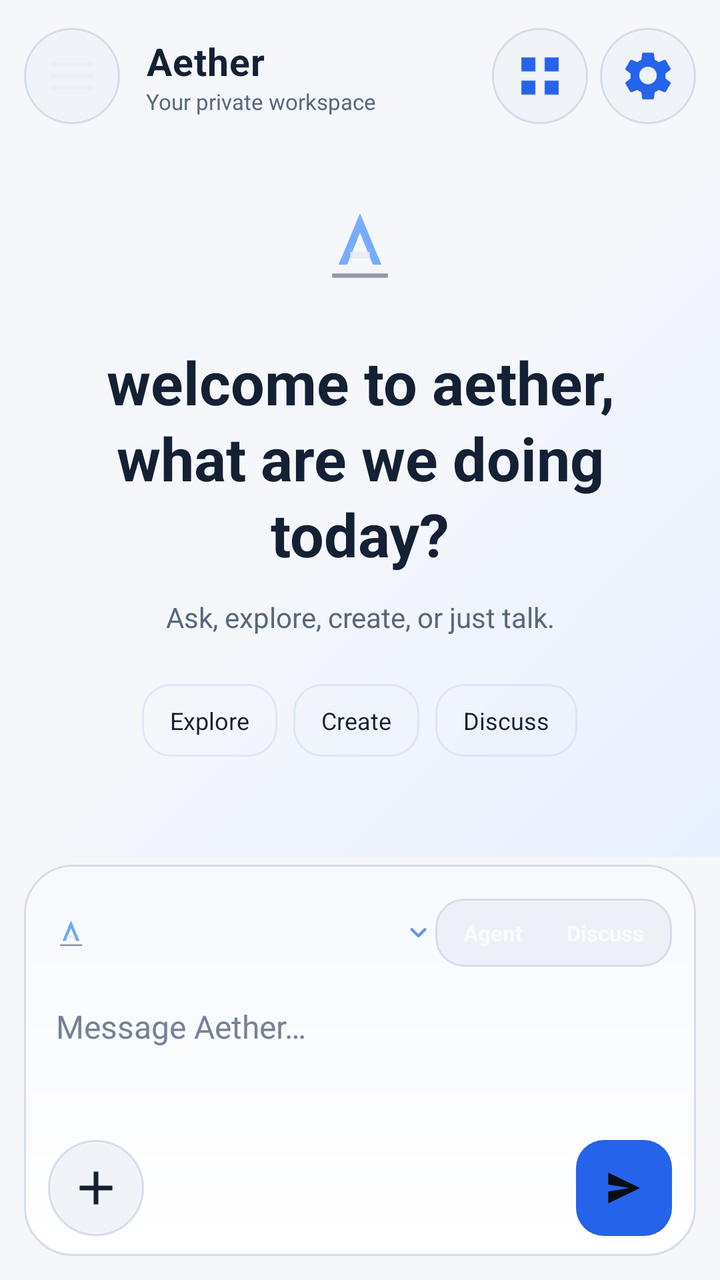
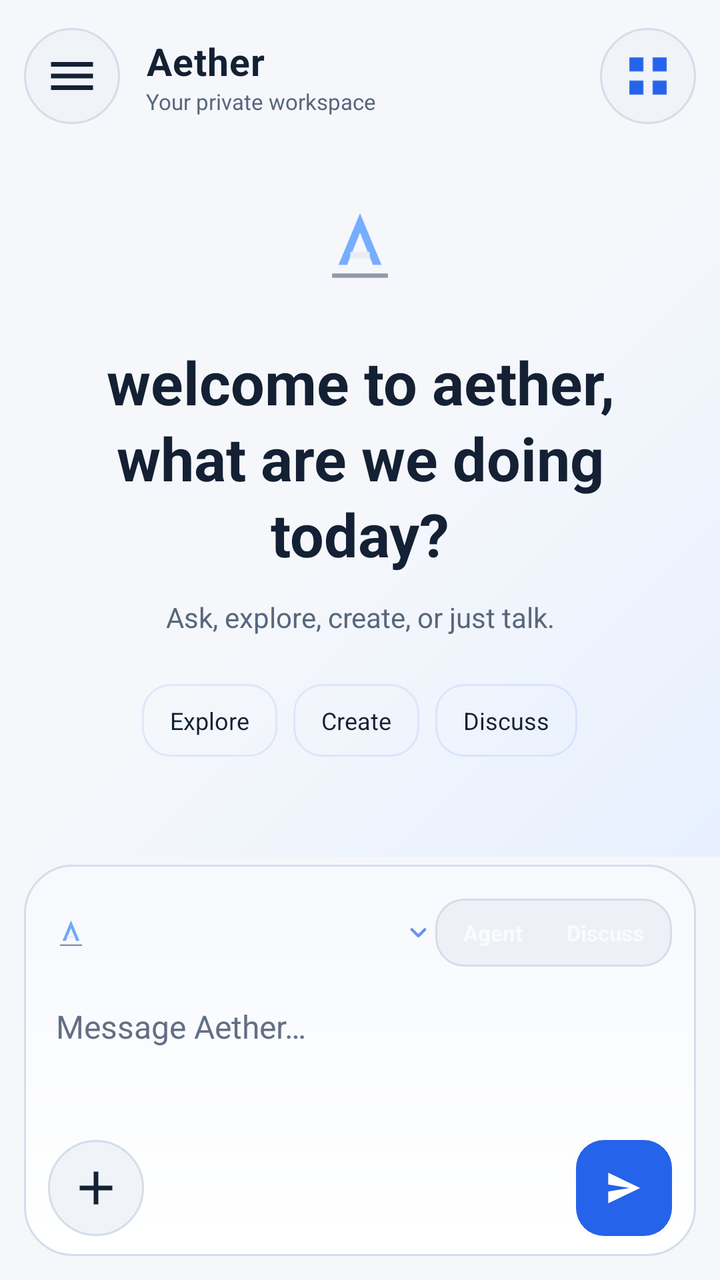

Compare the two renders of this Android layout. The source of the first and the diff that turns it into the second are given below.
<!-- AndroidManifest.xml: application theme Theme.Aether -->
<!-- res/layout/activity_chat.xml -->
<?xml version="1.0" encoding="utf-8"?>
<androidx.drawerlayout.widget.DrawerLayout
    xmlns:android="http://schemas.android.com/apk/res/android"
    android:id="@+id/drawer" android:layout_width="match_parent"
    android:layout_height="match_parent" android:background="@color/aether_bg">

    <LinearLayout android:layout_width="match_parent" android:layout_height="match_parent"
        android:orientation="vertical" android:background="@color/aether_bg">

        <LinearLayout android:layout_width="match_parent" android:layout_height="wrap_content"
            android:orientation="horizontal" android:gravity="center_vertical"
            android:paddingStart="12dp" android:paddingEnd="12dp"
            android:paddingTop="14dp" android:paddingBottom="9dp">
            <ImageView android:id="@+id/menu_btn" android:layout_width="48dp"
                android:layout_height="48dp" android:padding="10dp" android:src="@drawable/ic_menu"
                android:background="@drawable/bg_ghost_circle" android:contentDescription="Open recent chats" />
            <LinearLayout android:layout_width="0dp" android:layout_height="wrap_content"
                android:layout_weight="1" android:orientation="vertical" android:layout_marginStart="13dp">
                <TextView android:layout_width="wrap_content" android:layout_height="wrap_content"
                    android:text="Aether" android:textColor="@color/aether_fg" android:textSize="19sp"
                    android:textStyle="bold" android:letterSpacing="0.02" />
                <TextView android:id="@+id/header_sub" android:layout_width="wrap_content"
                    android:layout_height="wrap_content" android:text="Your private workspace"
                    android:textColor="@color/aether_muted" android:textSize="11sp"
                    android:maxLines="1" android:ellipsize="end" />
            </LinearLayout>
            <TextView android:id="@+id/engine_chip" android:layout_width="wrap_content"
                android:layout_height="wrap_content" android:textColor="@color/aether_muted"
                android:textSize="11sp" android:padding="6dp" android:maxLines="1" />
            <ImageView android:id="@+id/workspace_btn" android:layout_width="48dp"
                android:layout_height="48dp" android:padding="10dp" android:src="@drawable/ic_workspace"
                android:background="@drawable/bg_ghost_circle" android:contentDescription="Open workspace" />
            <ImageView android:id="@+id/settings_btn" android:layout_width="48dp"
                android:layout_height="48dp" android:layout_marginStart="6dp" android:padding="10dp"
                android:src="@drawable/ic_settings" android:background="@drawable/bg_ghost_circle"
                android:contentDescription="@string/settings" />
        </LinearLayout>

        <FrameLayout android:layout_width="match_parent" android:layout_height="0dp" android:layout_weight="1">
            <ScrollView android:id="@+id/chat_scroll" android:layout_width="match_parent"
                android:layout_height="match_parent" android:fillViewport="true"
                android:paddingStart="18dp" android:paddingEnd="18dp"
                android:clipToPadding="false" android:paddingBottom="12dp">
                <LinearLayout android:id="@+id/msg_list" android:layout_width="match_parent"
                    android:layout_height="wrap_content" android:orientation="vertical" />
            </ScrollView>

            <LinearLayout android:id="@+id/welcome_panel" android:layout_width="match_parent"
                android:layout_height="match_parent" android:orientation="vertical"
                android:gravity="center" android:paddingStart="24dp" android:paddingEnd="24dp"
                android:paddingBottom="28dp" android:background="@drawable/bg_welcome">
                <ImageView android:layout_width="58dp" android:layout_height="58dp"
                    android:src="@drawable/ic_launcher_foreground" android:alpha="0.94"
                    android:importantForAccessibility="no" />
                <TextView android:layout_width="match_parent" android:layout_height="wrap_content"
                    android:layout_marginTop="20dp" android:gravity="center"
                    android:text="welcome to aether,\nwhat are we doing today?"
                    android:textColor="@color/aether_fg" android:textSize="30sp"
                    android:textStyle="bold" android:lineSpacingExtra="3dp" />
                <TextView android:layout_width="match_parent" android:layout_height="wrap_content"
                    android:layout_marginTop="12dp" android:gravity="center"
                    android:text="Ask, explore, create, or just talk."
                    android:textColor="@color/aether_muted" android:textSize="14sp" />
                <LinearLayout android:layout_width="wrap_content" android:layout_height="wrap_content"
                    android:layout_marginTop="24dp" android:orientation="horizontal" android:gravity="center">
                    <TextView android:id="@+id/suggest_research" android:layout_width="wrap_content"
                        android:layout_height="wrap_content" android:text="Explore" android:textSize="12sp"
                        android:textColor="@color/aether_fg" android:background="@drawable/bg_pill_ghost"
                        android:paddingStart="14dp" android:paddingEnd="14dp" android:paddingTop="10dp"
                        android:paddingBottom="10dp" />
                    <TextView android:id="@+id/suggest_create" android:layout_width="wrap_content"
                        android:layout_height="wrap_content" android:layout_marginStart="8dp" android:text="Create"
                        android:textSize="12sp" android:textColor="@color/aether_fg"
                        android:background="@drawable/bg_pill_ghost" android:paddingStart="14dp"
                        android:paddingEnd="14dp" android:paddingTop="10dp" android:paddingBottom="10dp" />
                    <TextView android:id="@+id/suggest_discuss" android:layout_width="wrap_content"
                        android:layout_height="wrap_content" android:layout_marginStart="8dp" android:text="Discuss"
                        android:textSize="12sp" android:textColor="@color/aether_fg"
                        android:background="@drawable/bg_pill_ghost" android:paddingStart="14dp"
                        android:paddingEnd="14dp" android:paddingTop="10dp" android:paddingBottom="10dp" />
                </LinearLayout>
            </LinearLayout>
        </FrameLayout>

        <LinearLayout android:layout_width="match_parent" android:layout_height="wrap_content"
            android:orientation="vertical" android:paddingStart="12dp" android:paddingEnd="12dp"
            android:paddingTop="4dp" android:paddingBottom="12dp">
            <LinearLayout android:id="@+id/attach_row" android:layout_width="match_parent"
                android:layout_height="wrap_content" android:orientation="vertical"
                android:visibility="gone" android:paddingBottom="8dp" />
            <LinearLayout android:layout_width="match_parent" android:layout_height="wrap_content"
                android:orientation="vertical" android:background="@drawable/bg_composer"
                android:paddingStart="12dp" android:paddingEnd="12dp"
                android:paddingTop="10dp" android:paddingBottom="10dp">
                <LinearLayout android:layout_width="match_parent" android:layout_height="wrap_content"
                    android:orientation="horizontal" android:gravity="center_vertical">
                    <LinearLayout android:id="@+id/model_selector" android:layout_width="0dp"
                        android:layout_height="48dp" android:layout_weight="1" android:orientation="horizontal"
                        android:gravity="center_vertical" android:clickable="true" android:focusable="true"
                        android:contentDescription="Choose model">
                        <ImageView android:layout_width="23dp" android:layout_height="23dp"
                            android:src="@drawable/ic_launcher_foreground" android:importantForAccessibility="no" />
                        <TextView android:id="@+id/model_name" android:layout_width="0dp"
                            android:layout_height="wrap_content" android:layout_weight="1"
                            android:layout_marginStart="7dp" android:textColor="@color/aether_accent"
                            android:textSize="11sp" android:textStyle="bold" android:maxLines="1"
                            android:ellipsize="end" />
                        <ImageView android:layout_width="17dp" android:layout_height="17dp"
                            android:src="@drawable/ic_chevron" android:rotation="90" android:alpha="0.7"
                            android:importantForAccessibility="no" />
                    </LinearLayout>
                    <LinearLayout android:layout_width="wrap_content" android:layout_height="34dp"
                        android:orientation="horizontal" android:background="@drawable/bg_segment_track"
                        android:padding="3dp">
                        <TextView android:id="@+id/mode_agent" android:layout_width="wrap_content"
                            android:layout_height="match_parent" android:gravity="center" android:text="Agent"
                            android:textSize="11sp" android:textStyle="bold" android:paddingStart="11dp"
                            android:paddingEnd="11dp" android:contentDescription="Use agent mode" />
                        <TextView android:id="@+id/mode_discuss" android:layout_width="wrap_content"
                            android:layout_height="match_parent" android:gravity="center" android:text="Discuss"
                            android:textSize="11sp" android:textStyle="bold" android:paddingStart="11dp"
                            android:paddingEnd="11dp" android:contentDescription="Use discussion mode" />
                    </LinearLayout>
                </LinearLayout>

                <EditText android:id="@+id/input" android:layout_width="match_parent"
                    android:layout_height="wrap_content" android:minHeight="74dp" android:maxHeight="180dp"
                    android:hint="Message Aether…" android:textColorHint="@color/aether_dim"
                    android:textColor="@color/aether_fg" android:textSize="16sp" android:background="@null"
                    android:paddingStart="4dp" android:paddingEnd="4dp" android:paddingTop="12dp"
                    android:paddingBottom="8dp" android:minLines="3" android:maxLines="8"
                    android:gravity="top|start" android:inputType="textMultiLine|textCapSentences"
                    android:importantForAutofill="no" />

                <LinearLayout android:layout_width="match_parent" android:layout_height="wrap_content"
                    android:orientation="horizontal" android:gravity="center_vertical">
                    <ImageView android:id="@+id/attach_btn" android:layout_width="48dp"
                        android:layout_height="48dp" android:padding="10dp" android:src="@drawable/ic_add"
                        android:background="@drawable/bg_ghost_circle" android:contentDescription="Add attachments, connectors or MCP" />
                    <TextView android:id="@+id/composer_mode_note" android:layout_width="0dp"
                        android:layout_height="wrap_content" android:layout_weight="1"
                        android:layout_marginStart="10dp" android:textColor="@color/aether_dim"
                        android:textSize="11sp" android:maxLines="2" />
                    <FrameLayout android:layout_width="48dp" android:layout_height="48dp">
                        <ImageButton android:id="@+id/send_btn" android:layout_width="match_parent"
                            android:layout_height="match_parent" android:background="@drawable/bg_pill_accent"
                            android:src="@drawable/ic_send" android:contentDescription="Send" android:scaleType="centerInside" />
                        <ImageButton android:id="@+id/stop_btn" android:layout_width="match_parent"
                            android:layout_height="match_parent" android:background="@drawable/bg_pill_ghost"
                            android:src="@drawable/ic_stop" android:contentDescription="@string/stop"
                            android:scaleType="centerInside" android:visibility="gone" />
                    </FrameLayout>
                </LinearLayout>
            </LinearLayout>
        </LinearLayout>
    </LinearLayout>

    <LinearLayout android:layout_width="300dp" android:layout_height="match_parent"
        android:layout_gravity="start" android:orientation="vertical"
        android:background="@color/aether_surface" android:clickable="true" android:focusable="true">
        <LinearLayout android:layout_width="match_parent" android:layout_height="wrap_content"
            android:orientation="horizontal" android:gravity="center_vertical"
            android:paddingStart="18dp" android:paddingEnd="14dp" android:paddingTop="20dp" android:paddingBottom="12dp">
            <LinearLayout android:layout_width="0dp" android:layout_height="wrap_content"
                android:layout_weight="1" android:orientation="vertical">
                <TextView android:layout_width="wrap_content" android:layout_height="wrap_content"
                    android:text="Workspace" android:textColor="@color/aether_fg" android:textSize="24sp"
                    android:textStyle="bold" />
                <TextView android:layout_width="wrap_content" android:layout_height="wrap_content"
                    android:text="Your recent conversations" android:textColor="@color/aether_muted"
                    android:textSize="11sp" />
            </LinearLayout>
            <ImageView android:id="@+id/new_chat_btn" android:layout_width="42dp"
                android:layout_height="42dp" android:padding="10dp" android:src="@drawable/ic_new_chat"
                android:background="@drawable/bg_pill_accent" android:contentDescription="@string/new_chat" />
        </LinearLayout>
        <TextView android:layout_width="match_parent" android:layout_height="wrap_content"
            android:text="RECENT CHATS" android:textColor="@color/aether_dim" android:textSize="11sp"
            android:letterSpacing="0.1" android:paddingStart="18dp" android:paddingBottom="10dp" />
        <ScrollView android:layout_width="match_parent" android:layout_height="0dp"
            android:layout_weight="1" android:paddingStart="10dp" android:paddingEnd="10dp"
            android:clipToPadding="false">
            <LinearLayout android:id="@+id/session_list" android:layout_width="match_parent"
                android:layout_height="wrap_content" android:orientation="vertical" />
        </ScrollView>
        <TextView android:layout_width="match_parent" android:layout_height="wrap_content"
            android:text="Hold a chat to rename, share or delete. Local until you back up."
            android:textColor="@color/aether_dim" android:textSize="11sp" android:paddingStart="18dp"
            android:paddingEnd="18dp" android:paddingTop="10dp" android:paddingBottom="8dp" />
        <LinearLayout android:layout_width="match_parent" android:layout_height="wrap_content"
            android:orientation="vertical" android:paddingStart="10dp" android:paddingEnd="10dp"
            android:paddingBottom="14dp">
            <LinearLayout android:id="@+id/account_btn" android:layout_width="match_parent"
                android:layout_height="52dp" android:gravity="center_vertical" android:paddingStart="12dp"
                android:paddingEnd="12dp" android:background="@drawable/bg_settings_row">
                <TextView android:layout_width="32dp" android:layout_height="32dp" android:text="A"
                    android:gravity="center" android:textStyle="bold" android:textColor="@color/aether_fg"
                    android:background="@drawable/bg_ghost_circle" />
                <TextView android:id="@+id/account_label" android:layout_width="0dp" android:layout_height="wrap_content"
                    android:layout_weight="1" android:layout_marginStart="11dp" android:text="Sign in or create account"
                    android:textColor="@color/aether_fg" android:textSize="13sp" android:maxLines="1"
                    android:ellipsize="end" />
                <TextView android:layout_width="wrap_content" android:layout_height="wrap_content" android:text="›"
                    android:textColor="@color/aether_dim" android:textSize="20sp" />
            </LinearLayout>
            <TextView android:id="@+id/drawer_settings_btn" android:layout_width="match_parent"
                android:layout_height="50dp" android:text="Settings" android:gravity="center_vertical"
                android:paddingStart="12dp" android:paddingEnd="12dp" android:textColor="@color/aether_muted"
                android:textSize="13sp" />
        </LinearLayout>
    </LinearLayout>
</androidx.drawerlayout.widget.DrawerLayout>
<!-- resources referenced by this layout -->
<resources>
  <color name="aether_accent">#2563EB</color>
  <color name="aether_bg">#F5F7FB</color>
  <color name="aether_dim">#758297</color>
  <color name="aether_fg">#142033</color>
  <color name="aether_muted">#58677C</color>
  <color name="aether_surface">#FFFFFF</color>
  <!-- drawable bg_pill_accent (drawable) -->
  <?xml version="1.0" encoding="utf-8"?>
  <shape xmlns:android="http://schemas.android.com/apk/res/android" android:shape="rectangle">
      <solid android:color="@color/aether_accent" />
      <corners android:radius="14dp" />
  </shape>
  <!-- drawable ic_add (drawable) -->
  <vector xmlns:android="http://schemas.android.com/apk/res/android" android:width="24dp" android:height="24dp" android:viewportWidth="24" android:viewportHeight="24"><path android:fillColor="@color/aether_fg" android:pathData="M11,5h2v6h6v2h-6v6h-2v-6H5v-2h6z"/></vector>
  <!-- drawable ic_menu (drawable) -->
  <?xml version="1.0" encoding="utf-8"?>
  <vector xmlns:android="http://schemas.android.com/apk/res/android"
      android:width="24dp" android:height="24dp"
      android:viewportWidth="24" android:viewportHeight="24"
      android:tint="#EAF0F8">
      <path android:fillColor="#EAF0F8"
          android:pathData="M3,6h18v2H3zM3,11h18v2H3zM3,16h18v2H3z" />
  </vector>
  <!-- drawable ic_new_chat (drawable) -->
  <?xml version="1.0" encoding="utf-8"?>
  <vector xmlns:android="http://schemas.android.com/apk/res/android"
      android:width="24dp" android:height="24dp"
      android:viewportWidth="24" android:viewportHeight="24">
      <path android:fillColor="#0B0D12"
          android:pathData="M11,5h2v6h6v2h-6v6h-2v-6H5v-2h6z" />
  </vector>
  <!-- drawable ic_send (drawable) -->
  <?xml version="1.0" encoding="utf-8"?>
  <vector xmlns:android="http://schemas.android.com/apk/res/android"
      android:width="22dp" android:height="22dp"
      android:viewportWidth="24" android:viewportHeight="24">
      <path android:pathData="M3.4,20.4l17.4,-8.4L3.4,3.6l-0.01,6.53L15,12 3.39,13.87z"
          android:fillColor="#0B0D12" />
  </vector>
  <!-- drawable ic_settings (drawable) -->
  <?xml version="1.0" encoding="utf-8"?>
  <vector xmlns:android="http://schemas.android.com/apk/res/android"
   android:width="24dp" android:height="24dp" android:viewportWidth="24" android:viewportHeight="24">
   <path android:fillColor="@color/aether_accent" android:pathData="M19.43,12.98c0.04,-0.32 0.07,-0.65 0.07,-0.98s-0.02,-0.66 -0.07,-0.98l2.11,-1.65c0.19,-0.15 0.24,-0.42 0.12,-0.64l-2,-3.46c-0.12,-0.22 -0.37,-0.31 -0.6,-0.22l-2.49,1c-0.52,-0.4 -1.08,-0.73 -1.69,-0.98L14.5,2.42C14.47,2.18 14.25,2 14,2h-4c-0.25,0 -0.46,0.18 -0.5,0.42L9.12,5.07c-0.61,0.25 -1.17,0.59 -1.69,0.98l-2.49,-1c-0.23,-0.08 -0.48,0 -0.6,0.22l-2,3.46c-0.13,0.22 -0.07,0.49 0.12,0.64l2.11,1.65c-0.04,0.32 -0.08,0.66 -0.08,0.98s0.03,0.66 0.08,0.98l-2.11,1.65c-0.19,0.15 -0.24,0.42 -0.12,0.64l2,3.46c0.12,0.22 0.37,0.31 0.6,0.22l2.49,-1c0.52,0.4 1.08,0.73 1.69,0.98l0.38,2.65c0.04,0.24 0.25,0.42 0.5,0.42h4c0.25,0 0.46,-0.18 0.5,-0.42l0.38,-2.65c0.61,-0.25 1.17,-0.58 1.69,-0.98l2.49,1c0.23,0.08 0.48,0 0.6,-0.22l2,-3.46c0.12,-0.22 0.07,-0.49 -0.12,-0.64l-2.11,-1.65zM12,15.5A3.5,3.5 0,1 1,12,8a3.5,3.5 0,0 1,0,7.5z"/>
  </vector>
  <string name="new_chat">New chat</string>
  <string name="settings">Settings</string>
  <string name="stop">Stop</string>
  <color name="aether_composer_start">#FFFFFF</color>
  <color name="aether_composer_end">#F7F9FD</color>
  <color name="aether_field_border">#D5DDEA</color>
  <color name="aether_field">#F0F3F8</color>
  <color name="aether_ghost_border">#1A2563EB</color>
  <color name="aether_segment_track">#EDF1F7</color>
  <color name="aether_card">#FFFFFF</color>
  <color name="aether_welcome_start">#E7F0FF</color>
  <color name="aether_welcome_center">#F5F7FB</color>
  <!-- unchanged entries left out for length: 12 -->
</resources>

<!-- the commit's change to res/layout/activity_chat.xml (unified diff, before → after) -->
@@ -30,10 +30,6 @@
             <ImageView android:id="@+id/workspace_btn" android:layout_width="48dp"
                 android:layout_height="48dp" android:padding="10dp" android:src="@drawable/ic_workspace"
                 android:background="@drawable/bg_ghost_circle" android:contentDescription="Open workspace" />
-            <ImageView android:id="@+id/settings_btn" android:layout_width="48dp"
-                android:layout_height="48dp" android:layout_marginStart="6dp" android:padding="10dp"
-                android:src="@drawable/ic_settings" android:background="@drawable/bg_ghost_circle"
-                android:contentDescription="@string/settings" />
         </LinearLayout>
 
         <FrameLayout android:layout_width="match_parent" android:layout_height="0dp" android:layout_weight="1">
@@ -203,6 +199,10 @@
                 <TextView android:layout_width="wrap_content" android:layout_height="wrap_content" android:text="›"
                     android:textColor="@color/aether_dim" android:textSize="20sp" />
             </LinearLayout>
+            <TextView android:id="@+id/drawer_connectors_btn" android:layout_width="match_parent"
+                android:layout_height="50dp" android:text="Connectors &amp; MCP" android:gravity="center_vertical"
+                android:paddingStart="12dp" android:paddingEnd="12dp" android:textColor="@color/aether_muted"
+                android:textSize="13sp" />
             <TextView android:id="@+id/drawer_settings_btn" android:layout_width="match_parent"
                 android:layout_height="50dp" android:text="Settings" android:gravity="center_vertical"
                 android:paddingStart="12dp" android:paddingEnd="12dp" android:textColor="@color/aether_muted"
<!-- resource entries referenced after the edit -->
@@ -2,7 +2,7 @@
 <resources>
   <color name="aether_accent">#2563EB</color>
   <color name="aether_bg">#F5F7FB</color>
-  <color name="aether_dim">#758297</color>
+  <color name="aether_dim">#626F84</color>
   <color name="aether_fg">#142033</color>
   <color name="aether_muted">#58677C</color>
   <color name="aether_surface">#FFFFFF</color>
@@ -19,8 +19,8 @@
   <vector xmlns:android="http://schemas.android.com/apk/res/android"
       android:width="24dp" android:height="24dp"
       android:viewportWidth="24" android:viewportHeight="24"
-      android:tint="#EAF0F8">
-      <path android:fillColor="#EAF0F8"
+      android:tint="@color/aether_fg">
+      <path android:fillColor="@color/aether_fg"
           android:pathData="M3,6h18v2H3zM3,11h18v2H3zM3,16h18v2H3z" />
   </vector>
   <!-- drawable ic_new_chat (drawable) -->
@@ -28,7 +28,7 @@
   <vector xmlns:android="http://schemas.android.com/apk/res/android"
       android:width="24dp" android:height="24dp"
       android:viewportWidth="24" android:viewportHeight="24">
-      <path android:fillColor="#0B0D12"
+      <path android:fillColor="@color/aether_on_accent"
           android:pathData="M11,5h2v6h6v2h-6v6h-2v-6H5v-2h6z" />
   </vector>
   <!-- drawable ic_send (drawable) -->
@@ -37,16 +37,9 @@
       android:width="22dp" android:height="22dp"
       android:viewportWidth="24" android:viewportHeight="24">
       <path android:pathData="M3.4,20.4l17.4,-8.4L3.4,3.6l-0.01,6.53L15,12 3.39,13.87z"
-          android:fillColor="#0B0D12" />
-  </vector>
-  <!-- drawable ic_settings (drawable) -->
-  <?xml version="1.0" encoding="utf-8"?>
-  <vector xmlns:android="http://schemas.android.com/apk/res/android"
-   android:width="24dp" android:height="24dp" android:viewportWidth="24" android:viewportHeight="24">
-   <path android:fillColor="@color/aether_accent" android:pathData="M19.43,12.98c0.04,-0.32 0.07,-0.65 0.07,-0.98s-0.02,-0.66 -0.07,-0.98l2.11,-1.65c0.19,-0.15 0.24,-0.42 0.12,-0.64l-2,-3.46c-0.12,-0.22 -0.37,-0.31 -0.6,-0.22l-2.49,1c-0.52,-0.4 -1.08,-0.73 -1.69,-0.98L14.5,2.42C14.47,2.18 14.25,2 14,2h-4c-0.25,0 -0.46,0.18 -0.5,0.42L9.12,5.07c-0.61,0.25 -1.17,0.59 -1.69,0.98l-2.49,-1c-0.23,-0.08 -0.48,0 -0.6,0.22l-2,3.46c-0.13,0.22 -0.07,0.49 0.12,0.64l2.11,1.65c-0.04,0.32 -0.08,0.66 -0.08,0.98s0.03,0.66 0.08,0.98l-2.11,1.65c-0.19,0.15 -0.24,0.42 -0.12,0.64l2,3.46c0.12,0.22 0.37,0.31 0.6,0.22l2.49,-1c0.52,0.4 1.08,0.73 1.69,0.98l0.38,2.65c0.04,0.24 0.25,0.42 0.5,0.42h4c0.25,0 0.46,-0.18 0.5,-0.42l0.38,-2.65c0.61,-0.25 1.17,-0.58 1.69,-0.98l2.49,1c0.23,0.08 0.48,0 0.6,-0.22l2,-3.46c0.12,-0.22 0.07,-0.49 -0.12,-0.64l-2.11,-1.65zM12,15.5A3.5,3.5 0,1 1,12,8a3.5,3.5 0,0 1,0,7.5z"/>
+          android:fillColor="@color/aether_on_accent" />
   </vector>
   <string name="new_chat">New chat</string>
-  <string name="settings">Settings</string>
   <string name="stop">Stop</string>
   <color name="aether_composer_start">#FFFFFF</color>
   <color name="aether_composer_end">#F7F9FD</color>
@@ -57,6 +50,7 @@
   <color name="aether_card">#FFFFFF</color>
   <color name="aether_welcome_start">#E7F0FF</color>
   <color name="aether_welcome_center">#F5F7FB</color>
+  <color name="aether_on_accent">#FFFFFFFF</color>
   <!-- unchanged entries left out for length: 12 -->
 </resources>
 
